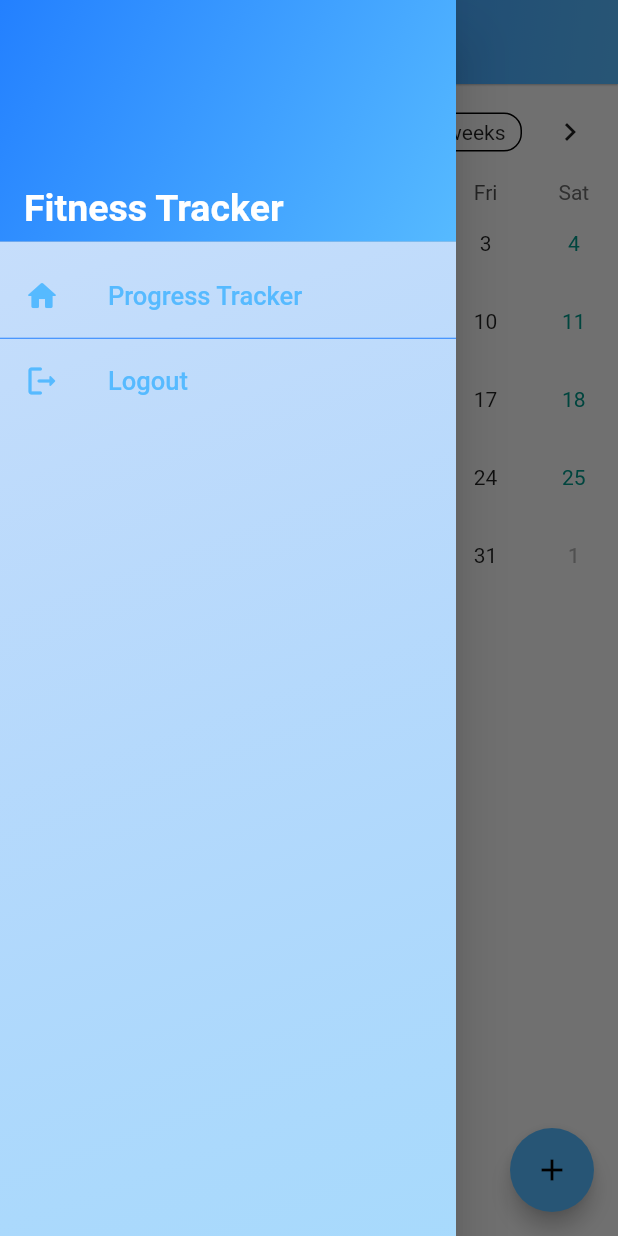
After one commit to PraveenRoshane/Fitness-Tracker-App, a Flutter app: the CalendarHomePage screen opened directly, with the side drawer open, on a phone screen of 412 x 824 dp. The commit adds this screen. Run offline on Flutter 3.47's test engine with Material 2 defaults, Android fonts, the phone set to English and light mode, and no system bars; drawn by our look-alikes of table_calendar; our stand-ins replace cloud_firestore, firebase_auth, firebase_core, flutter_svg, font_awesome_flutter, hexcolor and 1 more; accounts and stored records are empty.

Commit message:
implemented a calendar for progress

```diff
--- /dev/null
+++ b/lib/models/progress_calendar_model.dart
@@ -0,0 +1,33 @@
+import 'package:cloud_firestore/cloud_firestore.dart';
+
+class Event {
+  final String title;
+  final String? description;
+  final DateTime date;
+  final String id;
+  Event({
+    required this.title,
+    this.description,
+    required this.date,
+    required this.id,
+  });
+
+  factory Event.fromFirestore(DocumentSnapshot<Map<String, dynamic>> snapshot,
+      [SnapshotOptions? options]) {
+    final data = snapshot.data()!;
+    return Event(
+      date: data['date'].toDate(),
+      title: data['title'],
+      description: data['description'],
+      id: snapshot.id,
+    );
+  }
+
+  Map<String, Object?> toFirestore() {
+    return {
+      "date": Timestamp.fromDate(date),
+      "title": title,
+      "description": description
+    };
+  }
+}
--- /dev/null
+++ b/lib/screens/progress_tracker/progress_calendar/progress_calendar_home.dart
@@ -0,0 +1,317 @@
+import 'dart:collection';
+
+import 'package:cloud_firestore/cloud_firestore.dart';
+import 'package:firebase_auth/firebase_auth.dart';
+import 'package:flutter/material.dart';
+import 'package:flutter_new/screens/home/home.dart';
+import 'package:flutter_new/screens/progress_tracker/progress_calendar/edit_progress_calendar.dart';
+import 'package:flutter_new/screens/progress_tracker/progress_home.dart';
+
+import 'package:table_calendar/table_calendar.dart';
+
+import '../../../models/progress_calendar_model.dart';
+import '../../authentication/login_page.dart';
+import '../widgets/event_item.dart';
+import 'add_progress_calendar.dart';
+
+class CalendarHomePage extends StatefulWidget {
+  const CalendarHomePage({super.key});
+
+  @override
+  State<CalendarHomePage> createState() => _CalendarHomePageState();
+}
+
+class _CalendarHomePageState extends State<CalendarHomePage> {
+  late DateTime _focusedDay;
+  late DateTime _startDay;
+  late DateTime _targetDay;
+  late DateTime _selectedDay;
+  late CalendarFormat _calendarFormat;
+  late Map<DateTime, List<Event>> _events;
+  final double _drawerIconSize = 24;
+  final double _drawerFontSize = 17;
+
+  int getHashCode(DateTime key) {
+    return key.day * 1000000 + key.month * 10000 + key.year;
+  }
+
+  @override
+  void initState() {
+    super.initState();
+    _events = LinkedHashMap(
+      equals: isSameDay,
+      hashCode: getHashCode,
+    );
+    _focusedDay = DateTime.now();
+    _startDay = DateTime.now().subtract(const Duration(days: 1000));
+    _targetDay = DateTime.now().add(const Duration(days: 1000));
+    _selectedDay = DateTime.now();
+    _calendarFormat = CalendarFormat.month;
+    _loadFirestoreEvents();
+  }
+
+  _loadFirestoreEvents() async {
+    final firstDay = DateTime(_focusedDay.year, _focusedDay.month, 1);
+    final lastDay = DateTime(_focusedDay.year, _focusedDay.month + 1, 0);
+    _events = {};
+
+    final snap = await FirebaseFirestore.instance
+        .collection('progress calendar')
+        .where('date', isGreaterThanOrEqualTo: firstDay)
+        .where('date', isLessThanOrEqualTo: lastDay)
+        .withConverter(
+            fromFirestore: Event.fromFirestore,
+            toFirestore: (event, options) => event.toFirestore())
+        .get();
+    for (var doc in snap.docs) {
+      final event = doc.data();
+      final day =
+          DateTime.utc(event.date.year, event.date.month, event.date.day);
+      if (_events[day] == null) {
+        _events[day] = [];
+      }
+      _events[day]!.add(event);
+    }
+    setState(() {});
+  }
+
+  List<Event> _getEventsForTheDay(DateTime day) {
+    return _events[day] ?? [];
+  }
+
+  @override
+  Widget build(BuildContext context) {
+    return Scaffold(
+      appBar: AppBar(
+        title: const Text(
+          'Progress Calendar',
+          style: TextStyle(color: Colors.white, fontWeight: FontWeight.bold),
+        ),
+        elevation: 0.5,
+        iconTheme: const IconThemeData(color: Colors.white),
+        flexibleSpace: Container(
+          decoration: BoxDecoration(
+              gradient: LinearGradient(
+                  begin: Alignment.topLeft,
+                  end: Alignment.bottomRight,
+                  colors: <Color>[
+                Theme.of(context).primaryColor,
+                Theme.of(context).colorScheme.secondary,
+              ])),
+        ),
+        centerTitle: true,
+        actions: [
+          Container(
+            margin: const EdgeInsets.only(
+              top: 16,
+              right: 16,
+            ),
+            child: Stack(),
+          )
+        ],
+      ),
+      drawer: Drawer(
+        child: Container(
+          decoration: BoxDecoration(
+              gradient: LinearGradient(
+                  begin: Alignment.topLeft,
+                  end: Alignment.bottomRight,
+                  stops: const [
+                0.0,
+                1.0
+              ],
+                  colors: [
+                Theme.of(context).primaryColor.withOpacity(0.2),
+                Theme.of(context).colorScheme.secondary.withOpacity(0.5),
+              ])),
+          child: ListView(
+            children: [
+              DrawerHeader(
+                decoration: BoxDecoration(
+                  color: Theme.of(context).primaryColor,
+                  gradient: LinearGradient(
+                    begin: Alignment.topLeft,
+                    end: Alignment.bottomRight,
+                    stops: const [0.0, 1.0],
+                    colors: [
+                      Theme.of(context).primaryColor,
+                      Theme.of(context).colorScheme.secondary,
+                    ],
+                  ),
+                ),
+                child: Container(
+                  alignment: Alignment.bottomLeft,
+                  child: const Text(
+                    "Fitness Tracker",
+                    style: TextStyle(
+                        fontSize: 25,
+                        color: Colors.white,
+                        fontWeight: FontWeight.bold),
+                  ),
+                ),
+              ),
+              ListTile(
+                leading: Icon(
+                  Icons.home_rounded,
+                  size: _drawerIconSize,
+                  color: Theme.of(context).colorScheme.secondary,
+                ),
+                title: Text(
+                  'Progress Tracker',
+                  style: TextStyle(
+                      fontSize: _drawerFontSize,
+                      color: Theme.of(context).colorScheme.secondary),
+                ),
+                onTap: () {
+                  Navigator.push(
+                    context,
+                    MaterialPageRoute(builder: (context) => ProgressHomePage()),
+                  );
+                },
+              ),
+              Divider(
+                color: Theme.of(context).primaryColor,
+                height: 1,
+              ),
+              ListTile(
+                leading: Icon(
+                  Icons.logout_rounded,
+                  size: _drawerIconSize,
+                  color: Theme.of(context).colorScheme.secondary,
+                ),
+                title: Text(
+                  'Logout',
+                  style: TextStyle(
+                      fontSize: _drawerFontSize,
+                      color: Theme.of(context).colorScheme.secondary),
+                ),
+                onTap: () async {
+                  await FirebaseAuth.instance.signOut();
+                  Navigator.pushReplacement(
+                    context,
+                    MaterialPageRoute(builder: (context) => const LoginPage()),
+                  );
+                },
+              ),
+            ],
+          ),
+        ),
+      ),
+      body: ListView(
+        children: [
+          TableCalendar(
+            eventLoader: _getEventsForTheDay,
+            calendarFormat: _calendarFormat,
+            onFormatChanged: (format) {
+              setState(() {
+                _calendarFormat = format;
+              });
+            },
+            focusedDay: _focusedDay,
+            firstDay: _startDay,
+            lastDay: _targetDay,
+            onPageChanged: (focusedDay) {
+              setState(() {
+                _focusedDay = focusedDay;
+              });
+              _loadFirestoreEvents();
+            },
+            selectedDayPredicate: (day) => isSameDay(day, _selectedDay),
+            onDaySelected: (selectedDay, focusedDay) {
+              print(_events[selectedDay]);
+              setState(() {
+                _selectedDay = selectedDay;
+                _focusedDay = focusedDay;
+              });
+            },
+            calendarStyle: const CalendarStyle(
+              weekendTextStyle: TextStyle(
+                color: Colors.teal,
+              ),
+              selectedDecoration: BoxDecoration(
+                shape: BoxShape.rectangle,
+                color: Colors.teal,
+              ),
+            ),
+            calendarBuilders: CalendarBuilders(
+              headerTitleBuilder: (context, day) {
+                return Container(
+                  padding: const EdgeInsets.all(8.0),
+                  child: Text(day.toString()),
+                );
+              },
+            ),
+          ),
+          ..._getEventsForTheDay(_selectedDay).map(
+            (event) => EventItem(
+                event: event,
+                onTap: () async {
+                  final res = await Navigator.push<bool>(
+                    context,
+                    MaterialPageRoute(
+                      builder: (_) => EditProgressCalendar(
+                          startDate: _startDay,
+                          targetDate: _targetDay,
+                          event: event),
+                    ),
+                  );
+                  if (res ?? false) {
+                    _loadFirestoreEvents();
+                  }
+                },
+                onDelete: () async {
+                  final delete = await showDialog<bool>(
+                    context: context,
+                    builder: (_) => AlertDialog(
+                      title: const Text("Delete Event?"),
+                      content: const Text("Are you sure you want to delete?"),
+                      actions: [
+                        TextButton(
+                          onPressed: () => Navigator.pop(context, false),
+                          style: TextButton.styleFrom(
+                            foregroundColor: Colors.black,
+                          ),
+                          child: const Text("No"),
+                        ),
+                        TextButton(
+                          onPressed: () => Navigator.pop(context, true),
+                          style: TextButton.styleFrom(
+                            foregroundColor: Colors.red,
+                          ),
+                          child: const Text("Yes"),
+                        ),
+                      ],
+                    ),
+                  );
+                  if (delete ?? false) {
+                    await FirebaseFirestore.instance
+                        .collection('progress calendar')
+                        .doc(event.id)
+                        .delete();
+                    _loadFirestoreEvents();
+                  }
+                }),
+          ),
+        ],
+      ),
+      floatingActionButton: FloatingActionButton(
+        onPressed: () async {
+          final result = await Navigator.push<bool>(
+            context,
+            MaterialPageRoute(
+              builder: (_) => AddProgressCalendar(
+                startDate: _startDay,
+                targetDate: _targetDay,
+                selectedDate: _selectedDay,
+              ),
+            ),
+          );
+          if (result ?? false) {
+            _loadFirestoreEvents();
+          }
+        },
+        child: const Icon(Icons.add),
+      ),
+    );
+  }
+}
--- a/pubspec.yaml
+++ b/pubspec.yaml
@@ -44,6 +44,7 @@ dependencies:
   flutter_calendar_carousel: ^2.3.1
   flutter_svg: ^2.0.3
   shimmer: ^2.0.0
+  table_calendar: ^3.0.8
 
 dev_dependencies:
   flutter_test:
```
Also changed, not shown: lib/screens/progress_tracker/progress_calendar/add_progress_calendar.dart (added, +116 -0 lines), lib/screens/progress_tracker/progress_calendar/edit_progress_calendar.dart (added, +123 -0 lines), lib/screens/progress_tracker/progress_home.dart (+5 -4 lines), lib/screens/progress_tracker/widgets/event_item.dart (added, +33 -0 lines), lib/screens/progress_tracker/widgets/search_bar.dart (deleted, +0 -27 lines), pubspec.lock.
